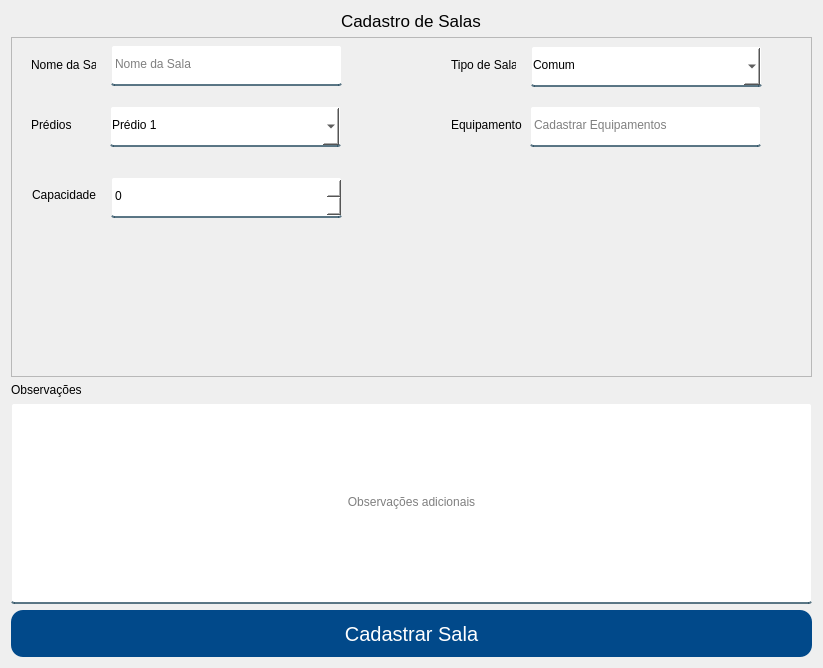
Old version of the form App/view/ui/cadastroSalas.ui in the repository Senac-SOR-ADS/Mapa-de-Sala.
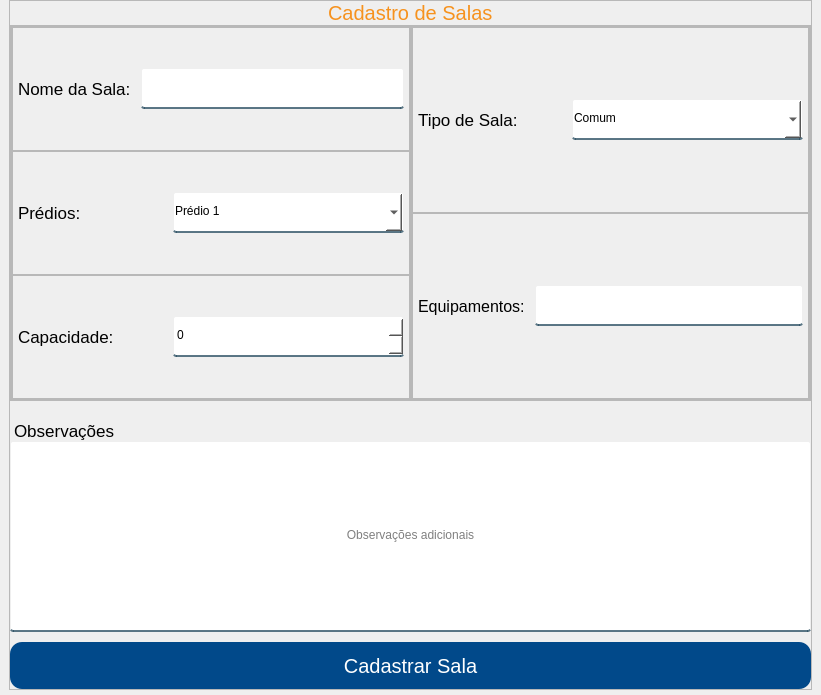
New version of the form.

Commit message: arrumando algumas interfaces na parte de castro para responsividade (#191)

Diff of the .ui file:
```diff
--- a/App/view/ui/cadastroSalas.ui
+++ b/App/view/ui/cadastroSalas.ui
@@ -6,8 +6,8 @@
    <rect>
     <x>0</x>
     <y>0</y>
-    <width>819</width>
-    <height>664</height>
+    <width>821</width>
+    <height>695</height>
    </rect>
   </property>
   <property name="windowTitle">
@@ -37,14 +37,65 @@
  
 #respostas {
 	color: red;
+}
+
+#tituloObs {
+	margin-top: 20px;
+}
+
+#titulo {
+	color: #f6921e;
+}
+
+#feedbackText {
+	margin-bottom: 10px;
 }</string>
   </property>
   <layout class="QVBoxLayout" name="verticalLayout">
-   <item alignment="Qt::AlignHCenter|Qt::AlignBottom">
-    <widget class="QLabel" name="label_7">
+   <property name="spacing">
+    <number>0</number>
+   </property>
+   <property name="leftMargin">
+    <number>5</number>
+   </property>
+   <property name="topMargin">
+    <number>0</number>
+   </property>
+   <property name="rightMargin">
+    <number>5</number>
+   </property>
+   <property name="bottomMargin">
+    <number>5</number>
+   </property>
+   <item alignment="Qt::AlignHCenter">
+    <widget class="QFrame" name="frame_9">
+     <property name="frameShape">
+      <enum>QFrame::StyledPanel</enum>
+     </property>
+     <property name="frameShadow">
+      <enum>QFrame::Raised</enum>
+     </property>
+     <layout class="QVBoxLayout" name="verticalLayout_4">
+      <property name="spacing">
+       <number>0</number>
+      </property>
+      <property name="leftMargin">
+       <number>0</number>
+      </property>
+      <property name="topMargin">
+       <number>0</number>
+      </property>
+      <property name="rightMargin">
+       <number>0</number>
+      </property>
+      <property name="bottomMargin">
+       <number>0</number>
+      </property>
+      <item alignment="Qt::AlignHCenter">
+       <widget class="QLabel" name="titulo">
      <property name="font">
       <font>
-       <pointsize>13</pointsize>
+          <pointsize>15</pointsize>
       </font>
      </property>
      <property name="text">
@@ -52,7 +103,7 @@
      </property>
     </widget>
    </item>
-   <item alignment="Qt::AlignHCenter">
+      <item>
     <widget class="QFrame" name="frame">
      <property name="sizePolicy">
       <sizepolicy hsizetype="Preferred" vsizetype="Expanding">
@@ -72,53 +123,141 @@
      <property name="frameShadow">
       <enum>QFrame::Raised</enum>
      </property>
-     <widget class="QLabel" name="label_5">
-      <property name="geometry">
-       <rect>
-        <x>21</x>
-        <y>150</y>
-        <width>65</width>
-        <height>16</height>
-       </rect>
-      </property>
-      <property name="text">
-       <string>Capacidade</string>
-      </property>
-     </widget>
-     <widget class="QLabel" name="label_4">
-      <property name="geometry">
-       <rect>
-        <x>440</x>
-        <y>80</y>
-        <width>71</width>
-        <height>16</height>
-       </rect>
-      </property>
+        <layout class="QHBoxLayout" name="horizontalLayout_6">
+         <property name="spacing">
+          <number>0</number>
+         </property>
+         <property name="leftMargin">
+          <number>0</number>
+         </property>
+         <property name="topMargin">
+          <number>0</number>
+         </property>
+         <property name="rightMargin">
+          <number>0</number>
+         </property>
+         <property name="bottomMargin">
+          <number>0</number>
+         </property>
+         <item>
+          <widget class="QFrame" name="frame_5">
+           <property name="frameShape">
+            <enum>QFrame::StyledPanel</enum>
+           </property>
+           <property name="frameShadow">
+            <enum>QFrame::Raised</enum>
+           </property>
+           <layout class="QVBoxLayout" name="verticalLayout_2">
+            <property name="spacing">
+             <number>0</number>
+            </property>
+            <property name="leftMargin">
+             <number>0</number>
+            </property>
+            <property name="topMargin">
+             <number>0</number>
+            </property>
+            <property name="rightMargin">
+             <number>0</number>
+            </property>
+            <property name="bottomMargin">
+             <number>0</number>
+            </property>
+            <item>
+             <widget class="QFrame" name="frame_2">
+              <property name="frameShape">
+               <enum>QFrame::StyledPanel</enum>
+              </property>
+              <property name="frameShadow">
+               <enum>QFrame::Raised</enum>
+              </property>
+              <layout class="QHBoxLayout" name="horizontalLayout">
+               <property name="spacing">
+                <number>10</number>
+               </property>
+               <property name="leftMargin">
+                <number>5</number>
+               </property>
+               <property name="topMargin">
+                <number>0</number>
+               </property>
+               <property name="rightMargin">
+                <number>5</number>
+               </property>
+               <property name="bottomMargin">
+                <number>0</number>
+               </property>
+               <item>
+                <widget class="QLabel" name="label">
+                 <property name="font">
+                  <font>
+                   <pointsize>13</pointsize>
+                  </font>
+                 </property>
       <property name="text">
-       <string>Equipamentos</string>
-      </property>
-     </widget>
-     <widget class="QLineEdit" name="tipoEquipamento">
-      <property name="geometry">
-       <rect>
-        <x>519</x>
-        <y>69</y>
+                  <string>Nome da Sala:</string>
+                 </property>
+                </widget>
+               </item>
+               <item>
+                <widget class="QLineEdit" name="nomeSala">
+                 <property name="minimumSize">
+                  <size>
         <width>231</width>
         <height>41</height>
-       </rect>
+                  </size>
       </property>
       <property name="placeholderText">
-       <string>Cadastrar Equipamentos</string>
-      </property>
-     </widget>
+                  <string/>
+                 </property>
+                </widget>
+               </item>
+              </layout>
+             </widget>
+            </item>
+            <item>
+             <widget class="QFrame" name="frame_3">
+              <property name="frameShape">
+               <enum>QFrame::StyledPanel</enum>
+              </property>
+              <property name="frameShadow">
+               <enum>QFrame::Raised</enum>
+              </property>
+              <layout class="QHBoxLayout" name="horizontalLayout_2">
+               <property name="spacing">
+                <number>0</number>
+               </property>
+               <property name="leftMargin">
+                <number>5</number>
+               </property>
+               <property name="topMargin">
+                <number>0</number>
+               </property>
+               <property name="rightMargin">
+                <number>5</number>
+               </property>
+               <property name="bottomMargin">
+                <number>0</number>
+               </property>
+               <item>
+                <widget class="QLabel" name="label_3">
+                 <property name="font">
+                  <font>
+                   <pointsize>13</pointsize>
+                  </font>
+                 </property>
+                 <property name="text">
+                  <string>Prédios:</string>
+                 </property>
+                </widget>
+               </item>
+               <item>
      <widget class="QComboBox" name="nomePredio">
-      <property name="geometry">
-       <rect>
-        <x>99</x>
-        <y>69</y>
+                 <property name="minimumSize">
+                  <size>
         <width>231</width>
         <height>41</height>
-       </rect>
+                  </size>
       </property>
       <property name="cursor">
        <cursorShape>PointingHandCursor</cursorShape>
@@ -143,27 +282,135 @@
        </property>
       </item>
      </widget>
-     <widget class="QLabel" name="label_3">
-      <property name="geometry">
-       <rect>
-        <x>20</x>
-        <y>80</y>
-        <width>41</width>
-        <height>16</height>
-       </rect>
-      </property>
+               </item>
+              </layout>
+             </widget>
+            </item>
+            <item>
+             <widget class="QFrame" name="frame_4">
+              <property name="frameShape">
+               <enum>QFrame::StyledPanel</enum>
+              </property>
+              <property name="frameShadow">
+               <enum>QFrame::Raised</enum>
+              </property>
+              <layout class="QHBoxLayout" name="horizontalLayout_3">
+               <property name="spacing">
+                <number>0</number>
+               </property>
+               <property name="leftMargin">
+                <number>5</number>
+               </property>
+               <property name="topMargin">
+                <number>0</number>
+               </property>
+               <property name="rightMargin">
+                <number>5</number>
+               </property>
+               <property name="bottomMargin">
+                <number>0</number>
+               </property>
+               <item>
+                <widget class="QLabel" name="label_5">
+                 <property name="font">
+                  <font>
+                   <pointsize>13</pointsize>
+                  </font>
+                 </property>
       <property name="text">
-       <string>Prédios</string>
-      </property>
-     </widget>
+                  <string>Capacidade:</string>
+                 </property>
+                </widget>
+               </item>
+               <item>
+                <widget class="QSpinBox" name="mediaCapacidade">
+                 <property name="minimumSize">
+                  <size>
+                   <width>231</width>
+                   <height>41</height>
+                  </size>
+                 </property>
+                 <property name="cursor">
+                  <cursorShape>PointingHandCursor</cursorShape>
+                 </property>
+                 <property name="maximum">
+                  <number>1000</number>
+                 </property>
+                </widget>
+               </item>
+              </layout>
+             </widget>
+            </item>
+           </layout>
+          </widget>
+         </item>
+         <item>
+          <widget class="QFrame" name="frame_8">
+           <property name="frameShape">
+            <enum>QFrame::StyledPanel</enum>
+           </property>
+           <property name="frameShadow">
+            <enum>QFrame::Raised</enum>
+           </property>
+           <layout class="QVBoxLayout" name="verticalLayout_3">
+            <property name="spacing">
+             <number>0</number>
+            </property>
+            <property name="leftMargin">
+             <number>0</number>
+            </property>
+            <property name="topMargin">
+             <number>0</number>
+            </property>
+            <property name="rightMargin">
+             <number>0</number>
+            </property>
+            <property name="bottomMargin">
+             <number>0</number>
+            </property>
+            <item>
+             <widget class="QFrame" name="frame_6">
+              <property name="frameShape">
+               <enum>QFrame::StyledPanel</enum>
+              </property>
+              <property name="frameShadow">
+               <enum>QFrame::Raised</enum>
+              </property>
+              <layout class="QHBoxLayout" name="horizontalLayout_4">
+               <property name="spacing">
+                <number>0</number>
+               </property>
+               <property name="leftMargin">
+                <number>5</number>
+               </property>
+               <property name="topMargin">
+                <number>0</number>
+               </property>
+               <property name="rightMargin">
+                <number>5</number>
+               </property>
+               <property name="bottomMargin">
+                <number>0</number>
+               </property>
+               <item>
+                <widget class="QLabel" name="label_2">
+                 <property name="font">
+                  <font>
+                   <pointsize>13</pointsize>
+                  </font>
+                 </property>
+                 <property name="text">
+                  <string>Tipo de Sala:</string>
+                 </property>
+                </widget>
+               </item>
+               <item>
      <widget class="QComboBox" name="tipoSala">
-      <property name="geometry">
-       <rect>
-        <x>520</x>
-        <y>9</y>
+                 <property name="minimumSize">
+                  <size>
         <width>231</width>
         <height>41</height>
-       </rect>
+                  </size>
       </property>
       <property name="cursor">
        <cursorShape>PointingHandCursor</cursorShape>
@@ -201,65 +448,75 @@
        </property>
       </item>
      </widget>
-     <widget class="QLabel" name="label_2">
-      <property name="geometry">
-       <rect>
-        <x>440</x>
-        <y>20</y>
-        <width>65</width>
-        <height>16</height>
-       </rect>
-      </property>
-      <property name="text">
-       <string>Tipo de Sala</string>
-      </property>
-     </widget>
-     <widget class="QLabel" name="label">
-      <property name="geometry">
-       <rect>
-        <x>20</x>
-        <y>20</y>
-        <width>65</width>
-        <height>16</height>
-       </rect>
-      </property>
+               </item>
+              </layout>
+             </widget>
+            </item>
+            <item>
+             <widget class="QFrame" name="frame_7">
+              <property name="frameShape">
+               <enum>QFrame::StyledPanel</enum>
+              </property>
+              <property name="frameShadow">
+               <enum>QFrame::Raised</enum>
+              </property>
+              <layout class="QHBoxLayout" name="horizontalLayout_5">
+               <property name="spacing">
+                <number>10</number>
+               </property>
+               <property name="leftMargin">
+                <number>5</number>
+               </property>
+               <property name="topMargin">
+                <number>0</number>
+               </property>
+               <property name="rightMargin">
+                <number>5</number>
+               </property>
+               <property name="bottomMargin">
+                <number>0</number>
+               </property>
+               <item>
+                <widget class="QLabel" name="label_4">
+                 <property name="font">
+                  <font>
+                   <pointsize>12</pointsize>
+                  </font>
+                 </property>
       <property name="text">
-       <string>Nome da Sala</string>
-      </property>
-     </widget>
-     <widget class="QLineEdit" name="nomeSala">
-      <property name="geometry">
-       <rect>
-        <x>100</x>
-        <y>8</y>
+                  <string>Equipamentos:</string>
+                 </property>
+                </widget>
+               </item>
+               <item>
+                <widget class="QLineEdit" name="tipoEquipamento">
+                 <property name="minimumSize">
+                  <size>
         <width>231</width>
         <height>41</height>
-       </rect>
+                  </size>
       </property>
       <property name="placeholderText">
-       <string>Nome da Sala</string>
-      </property>
-     </widget>
-     <widget class="QSpinBox" name="mediaCapacidade">
-      <property name="geometry">
-       <rect>
-        <x>100</x>
-        <y>140</y>
-        <width>231</width>
-        <height>41</height>
-       </rect>
-      </property>
-      <property name="cursor">
-       <cursorShape>PointingHandCursor</cursorShape>
-      </property>
-      <property name="maximum">
-       <number>1000</number>
-      </property>
-     </widget>
+                  <string/>
+                 </property>
+                </widget>
+               </item>
+              </layout>
+             </widget>
+            </item>
+           </layout>
+          </widget>
+         </item>
+        </layout>
     </widget>
    </item>
    <item>
-    <widget class="QLabel" name="label_6">
+       <widget class="QLabel" name="tituloObs">
+        <property name="font">
+         <font>
+          <pointsize>13</pointsize>
+         </font>
+        </property>
      <property name="text">
       <string>Observações</string>
      </property>
@@ -316,6 +573,9 @@
    </item>
   </layout>
  </widget>
+   </item>
+  </layout>
+ </widget>
  <tabstops>
   <tabstop>nomeSala</tabstop>
   <tabstop>tipoSala</tabstop>
```
Left out of the diff: 3 changed lines with no effect on the pictures. Lines whose indentation alone changed are shown as unchanged. The commit also changes 4 other files.
